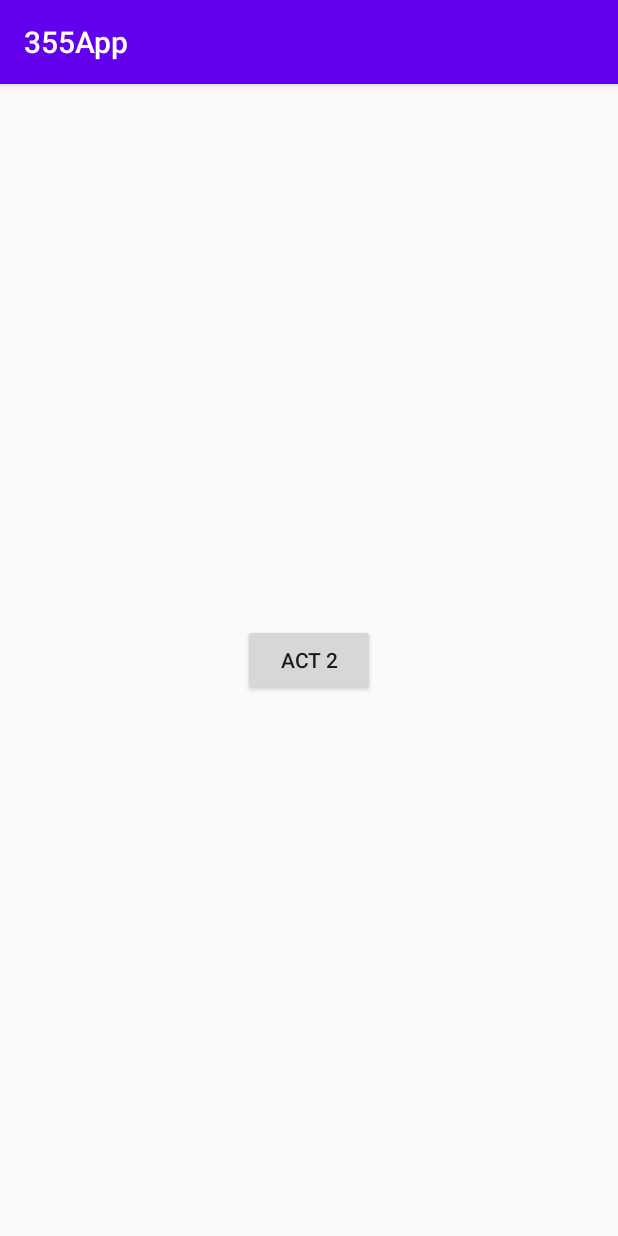
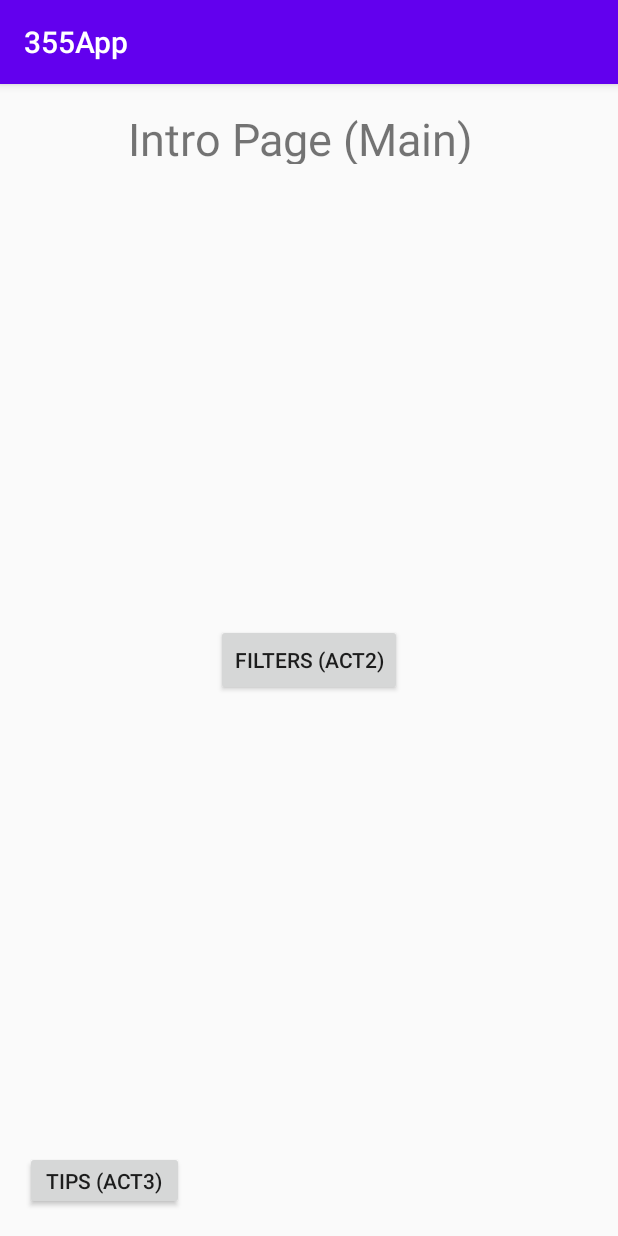
Before and after one commit to fowlerzw/355App, an Android app: the screen it shows after launch (MainActivity), on a phone screen of 412 x 824 dp. Run offline under Robolectric (Android 15) with nearby library versions, the light colour scheme and no system bars.

Commit message:
Added the Tips buttons; Changed the names of some of the buttons to make the app more navigatable. Let me know what you think of the changes.

```diff
--- a/355App/app/src/main/java/com/example/a355app/MainActivity.java
+++ b/355App/app/src/main/java/com/example/a355app/MainActivity.java
@@ -19,4 +19,10 @@ public class MainActivity extends AppCompatActivity {
         Intent act2intent = new Intent(this, Activity2.class);
         startActivity(act2intent);
     }
+
+    //this method opens up the Activity3 scene which is the filters page
+    public void openActivity3(View view){
+        Intent act3intent = new Intent(this, Activity3.class);
+        startActivity(act3intent);
+    }
 }
--- a/355App/app/src/main/res/layout/activity_main.xml
+++ b/355App/app/src/main/res/layout/activity_main.xml
@@ -6,15 +6,44 @@
     android:layout_height="match_parent"
     tools:context=".MainActivity">
 
+    <TextView
+        android:id="@+id/textView3"
+        android:layout_width="240dp"
+        android:layout_height="37dp"
+        android:text="Intro Page (Main)"
+        android:textSize="30sp"
+        app:layout_constraintBottom_toBottomOf="parent"
+        app:layout_constraintEnd_toEndOf="parent"
+        app:layout_constraintHorizontal_bias="0.498"
+        app:layout_constraintLeft_toLeftOf="parent"
+        app:layout_constraintRight_toRightOf="parent"
+        app:layout_constraintStart_toStartOf="parent"
+        app:layout_constraintTop_toTopOf="parent"
+        app:layout_constraintVertical_bias="0.022" />
+
     <Button
         android:id="@+id/button"
         android:layout_width="wrap_content"
         android:layout_height="wrap_content"
-        android:text="Act 2"
+        android:text="Filters (Act2)"
         android:onClick="openActivity2"
         app:layout_constraintBottom_toBottomOf="parent"
         app:layout_constraintEnd_toEndOf="parent"
         app:layout_constraintStart_toStartOf="parent"
         app:layout_constraintTop_toTopOf="parent" />
 
+    <Button
+        android:id="@+id/button2"
+        android:layout_width="106dp"
+        android:layout_height="39dp"
+        android:layout_marginTop="36dp"
+        android:onClick="openActivity3"
+        android:text="Tips (Act3)"
+        app:layout_constraintBottom_toBottomOf="parent"
+        app:layout_constraintEnd_toEndOf="parent"
+        app:layout_constraintHorizontal_bias="0.054"
+        app:layout_constraintStart_toStartOf="parent"
+        app:layout_constraintTop_toTopOf="parent"
+        app:layout_constraintVertical_bias="0.975" />
+
 </androidx.constraintlayout.widget.ConstraintLayout>
```
Also changed, not shown: 355App/app/src/main/java/com/example/a355app/Activity2.java (+14 -1 lines), 355App/app/src/main/res/layout/activity_2.xml (+8 -8 lines), 355App/app/src/main/res/layout/activity_3.xml (+17 -2 lines).
